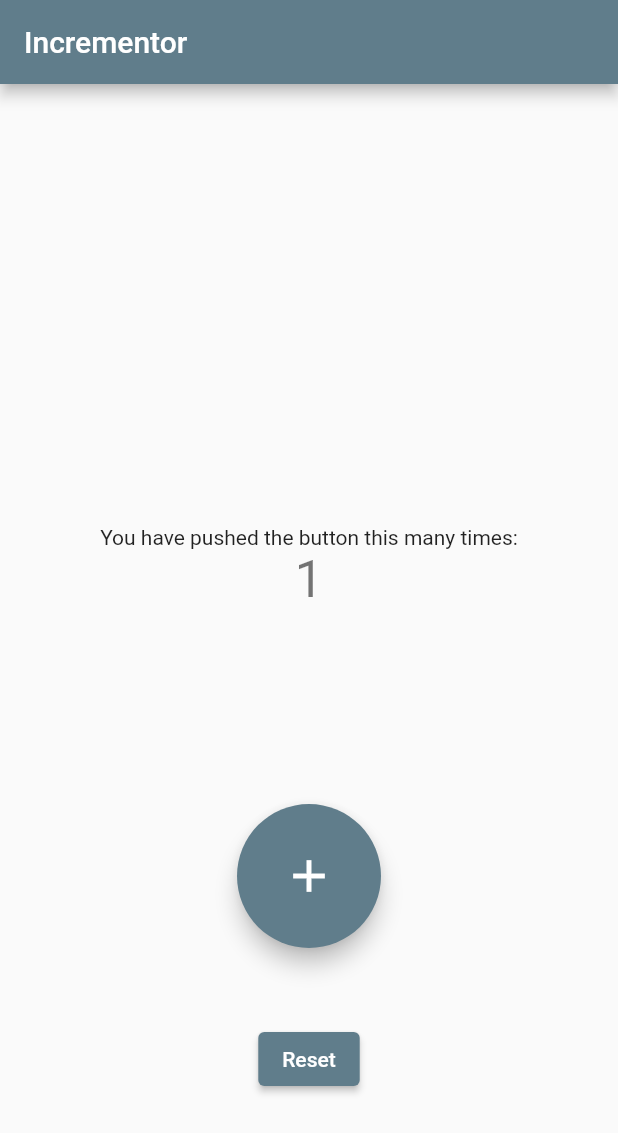
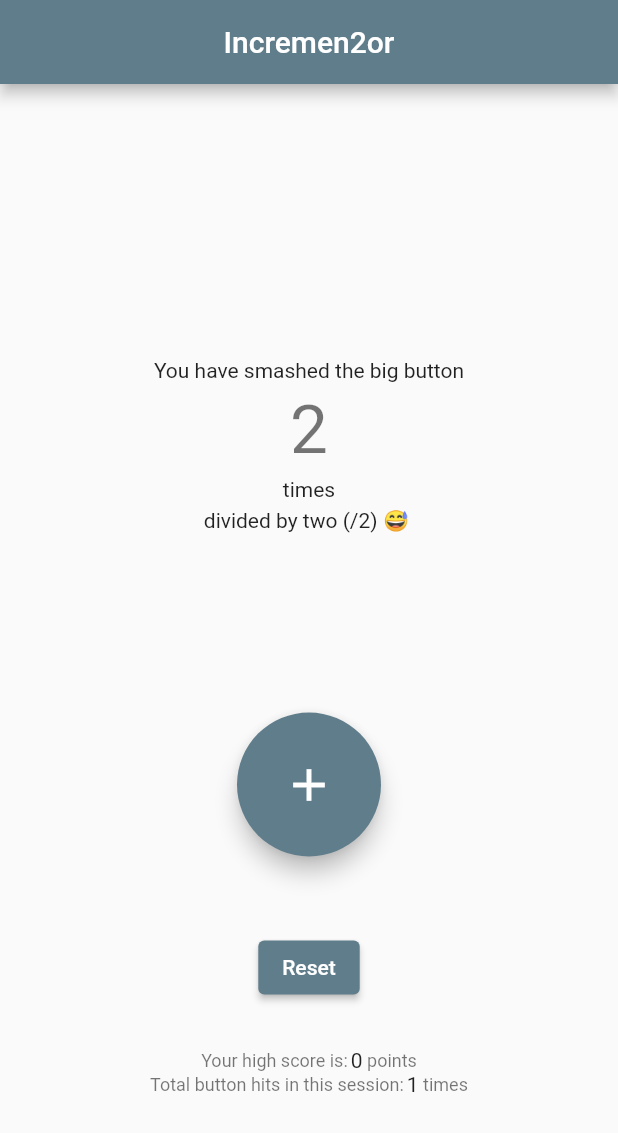
Before and after one commit to DimitrovKris/flutter-demo-app, a Flutter app: the MyHomePage screen opened directly, after a tap on the "add" icon, on a phone screen of 412 x 824 dp. Shown: the top 1133 px of the screen. Run offline on Flutter 3.47's test engine with Material 2 defaults, Android fonts, the phone set to English and light mode, and no system bars.

Commit message:
V1.0.5 release

```diff
--- a/lib/main.dart
+++ b/lib/main.dart
@@ -24,7 +24,7 @@ class MyApp extends StatelessWidget {
         // is not restarted.
         primarySwatch: Colors.blueGrey,
       ),
-      home: const MyHomePage(title: 'Incrementor'),
+      home: const MyHomePage(title: 'Incremen2or'),
     );
   }
 }
@@ -49,6 +49,8 @@ class MyHomePage extends StatefulWidget {
 
 class _MyHomePageState extends State<MyHomePage> {
   int _counter = 0;
+  int _record = 0;
+  int _totalCounter = 0;
 
   void _incrementCounter() {
     setState(() {
@@ -57,13 +59,18 @@ class _MyHomePageState extends State<MyHomePage> {
       // so that the display can reflect the updated values. If we changed
       // _counter without calling setState(), then the build method would not be
       // called again, and so nothing would appear to happen.
-      _counter++;
+      _counter += 2;
+      _totalCounter++;
     });
   }
 
   void _resetCounter() {
     setState(() {
+      if (_counter > _record) {
+        _record = _counter;
+      }
       _counter = 0;
+      _totalCounter++;
     });
   }
 
@@ -77,8 +84,7 @@ class _MyHomePageState extends State<MyHomePage> {
     // than having to individually change instances of widgets.
     return Scaffold(
       appBar: AppBar(
-        // Here we take the value from the MyHomePage object that was created by
-        // the App.build method, and use it to set our appbar title.
+        centerTitle: true,
         title: Text(widget.title),
       ),
       body: Center(
@@ -101,15 +107,20 @@ class _MyHomePageState extends State<MyHomePage> {
           // horizontal).
           mainAxisAlignment: MainAxisAlignment.center,
           children: <Widget>[
-            Container(height: 200, color: Colors.transparent),
+            Container(height: 100, color: Colors.transparent),
             const Text(
-              'You have pushed the button this many times:',
+              'You have smashed the big button',
             ),
+            Container(height: 5, color: Colors.transparent),
             Text(
               '$_counter',
-              style: Theme.of(context).textTheme.headline4,
+              style: Theme.of(context).textTheme.headline3,
             ),
-            Container(height: 130, color: Colors.transparent),
+            Container(height: 5, color: Colors.transparent),
+            const Text('times'),
+            Container(height: 5, color: Colors.transparent),
+            const Text('divided by two (/2) 😅 '),
+            Container(height: 120, color: Colors.transparent),
             FloatingActionButton.large(
                 onPressed: _incrementCounter,
                 tooltip: 'Increment',
@@ -117,6 +128,40 @@ class _MyHomePageState extends State<MyHomePage> {
             Container(height: 50, color: Colors.transparent),
             ElevatedButton(
                 onPressed: _resetCounter, child: const Text('Reset')),
+            Container(height: 30, color: Colors.transparent),
+            Row(
+              mainAxisAlignment: MainAxisAlignment.center,
+              children: <Widget>[
+                Text(
+                  'Your high score is:',
+                  style: Theme.of(context).textTheme.bodySmall,
+                ),
+                Container(width: 2, color: Colors.transparent),
+                Text(
+                  '$_record',
+                  style: Theme.of(context).textTheme.bodyText2,
+                ),
+                Container(width: 3, color: Colors.transparent),
+                Text('points', style: Theme.of(context).textTheme.bodySmall),
+              ],
+            ),
+            Row(
+              mainAxisAlignment: MainAxisAlignment.center,
+              children: <Widget>[
+                Text(
+                  'Total button hits in this session:',
+                  style: Theme.of(context).textTheme.bodySmall,
+                ),
+                Container(width: 2, color: Colors.transparent),
+                Text(
+                  '$_totalCounter',
+                  style: Theme.of(context).textTheme.bodyText2,
+                ),
+                Container(width: 3, color: Colors.transparent),
+                Text('times', style: Theme.of(context).textTheme.bodySmall),
+              ],
+            ),
+            Container(height: 10, color: Colors.transparent),
           ],
         ),
       ),
--- a/release_notes.txt
+++ b/release_notes.txt
@@ -1,8 +1,11 @@
-V1.0.4
+V1.0.5
 
-Nearly there... Only one more to go!
+Incrementor becomes Incremen2or!
+Introducing the long awaited "increment by 2" feature.
 
 Full change list:
 
-- Added reset button
-- Changed layout
+- Added incrementing by 2
+- Added user session statistics
+- Styling improvements
+- Copywriting improvements
```
